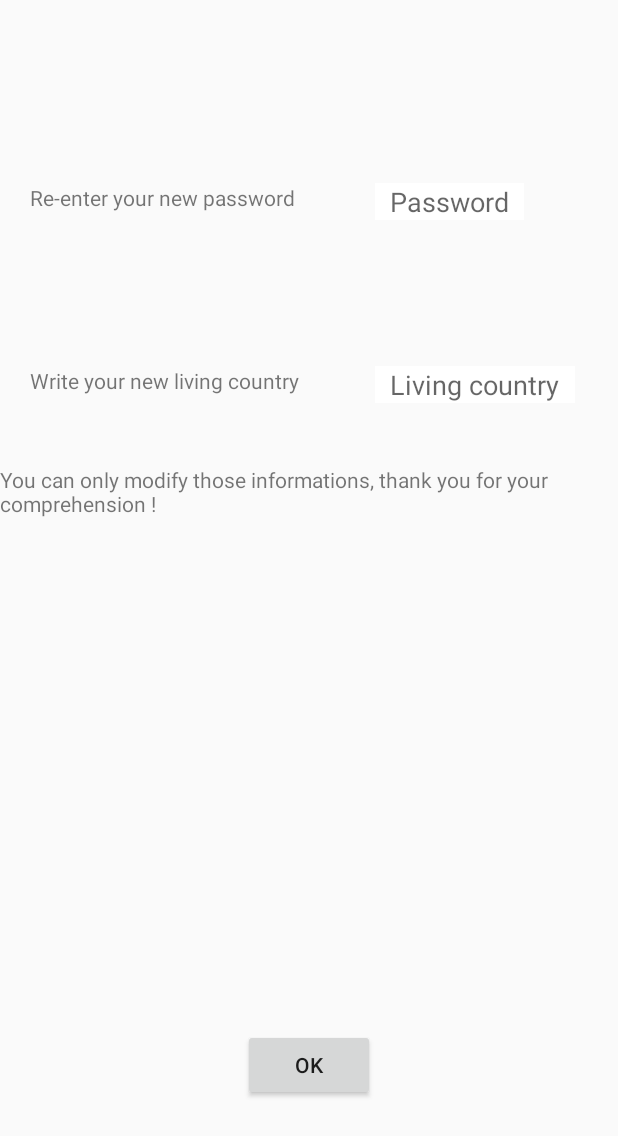
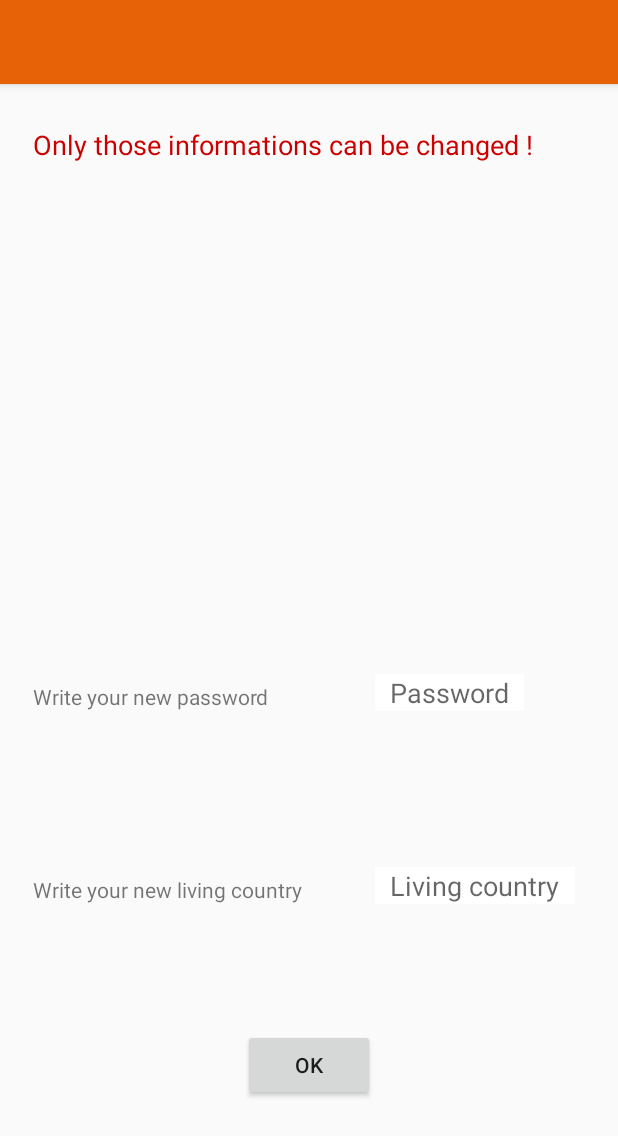
Before and after one commit to lodykas/LINSIF1225-GroupeV-EZMeal, an Android app: the ModifyProfileActivity screen opened directly, with no data from a screen before it, on a phone screen of 412 x 824 dp. Shown: the top 1136 px of the screen. Run offline under Robolectric (Android 15) with nearby library versions, the light colour scheme and no system bars.

Commit message:
Confirm Password lors de creation

```diff
--- a/EZMeal/app/src/main/AndroidManifest.xml
+++ b/EZMeal/app/src/main/AndroidManifest.xml
@@ -39,7 +39,10 @@
             android:name="com.google.android.gms.version"
             android:value="@integer/google_play_services_version" />
 
-        <activity android:name=".ModifyProfileActivity" />
+        <activity
+            android:name=".ModifyProfileActivity"
+            android:label="@string/title_activity_modify_profile"
+            />
         <activity
             android:name=".Menuetage"
             android:label="@string/title_activity_menuetage"
--- a/EZMeal/app/src/main/java/com/lsinf1225/ezmeal/ezmeal/CreateProfileActivity.java
+++ b/EZMeal/app/src/main/java/com/lsinf1225/ezmeal/ezmeal/CreateProfileActivity.java
@@ -33,14 +33,17 @@ public class CreateProfileActivity extends AppCompatActivity {
                 //I get all the data the user entered
                 String usermail = ((EditText) findViewById(R.id.usermailedit)).getText().toString();
                 String password = ((EditText) findViewById(R.id.passwordedit)).getText().toString();
+                String password2 = ((EditText) findViewById(R.id.passwordedit2)).getText().toString();
                 RadioGroup sex = (RadioGroup) findViewById(R.id.sexSelect);
                 RadioButton sexB = (RadioButton) findViewById(sex.getCheckedRadioButtonId());
                 String birth = ((EditText) findViewById(R.id.birthedit)).getText().toString();
                 String country = ((EditText) findViewById(R.id.countryedit)).getText().toString();
                 String oriCountry = ((EditText) findViewById(R.id.origincountryedit)).getText().toString();
 
-                if (usermail == " " || password == " " || birth == " " || country == " " || oriCountry == " " || sexB == null){
+                if (usermail == " " || password == " " || password2 == " " || birth == " " || country == " " || oriCountry == " " || sexB == null){
                     Toast.makeText(getApplicationContext(), "All fields are mandatory!", 3000).show();
+                } else if (!(password.equals(password2))) {
+                    Toast.makeText(getApplicationContext(), "Password not match !", 3000).show();
                 }
                 else {//if everything's complete, I create the object and update the database
                     User user = new User(usermail, sexB.getText().charAt(0), password, birth, country, oriCountry);
--- a/EZMeal/app/src/main/res/layout/activity_modify_profile.xml
+++ b/EZMeal/app/src/main/res/layout/activity_modify_profile.xml
@@ -9,26 +9,26 @@
         android:id="@+id/passwordedit2"
         android:layout_width="wrap_content"
         android:layout_height="wrap_content"
-        android:layout_marginTop="122dp"
         android:background="@color/white"
         android:hint="@string/password"
         android:inputType="textPassword"
         android:paddingLeft="10dp"
         android:paddingRight="10dp"
-        android:layout_alignParentTop="true"
-        android:layout_toRightOf="@+id/button201" />
+        android:layout_alignBottom="@+id/passwordlog"
+        android:layout_alignLeft="@+id/countryedit2"
+        android:layout_alignStart="@+id/countryedit2" />
 
     <TextView
         android:id="@+id/passwordlog"
         android:layout_width="wrap_content"
         android:layout_height="wrap_content"
-        android:text="Re-enter your new password "
-        android:layout_marginLeft="20dp"
-        android:layout_marginStart="20dp"
-        android:layout_alignBottom="@+id/passwordedit2"
+        android:text="Write your new password "
+        android:layout_marginLeft="22dp"
+        android:layout_marginStart="22dp"
+        android:layout_above="@+id/countryedit2"
         android:layout_alignParentLeft="true"
         android:layout_alignParentStart="true"
-        android:layout_alignTop="@+id/passwordedit2" />
+        android:layout_marginBottom="104dp" />
 
     <!-- get birthday de user-->
 
@@ -36,15 +36,15 @@
         android:id="@+id/countryedit2"
         android:layout_width="wrap_content"
         android:layout_height="wrap_content"
-        android:layout_marginTop="97dp"
         android:background="@color/white"
         android:hint="@string/country"
         android:inputType="text"
         android:paddingLeft="10dp"
         android:paddingRight="10dp"
-        android:layout_below="@+id/passwordedit2"
-        android:layout_alignLeft="@+id/passwordedit2"
-        android:layout_alignStart="@+id/passwordedit2" />
+        android:layout_above="@+id/button201"
+        android:layout_toRightOf="@+id/button201"
+        android:layout_toEndOf="@+id/button201"
+        android:layout_marginBottom="83dp" />
     <!-- get living country de user-->
 
     <TextView
@@ -52,10 +52,8 @@
         android:layout_width="wrap_content"
         android:layout_height="wrap_content"
         android:text="Write your new living country"
-        android:layout_alignTop="@+id/countryedit2"
-        android:layout_alignLeft="@+id/passwordlog"
-        android:layout_alignStart="@+id/passwordlog"
-        android:layout_alignBottom="@+id/countryedit2" />
+        android:layout_alignBottom="@+id/countryedit2"
+        android:layout_alignLeft="@+id/passwordlog" />
 
     <Button
         android:id="@+id/button201"
@@ -70,13 +68,43 @@
         android:id="@+id/Messageformodifprofil"
         android:layout_width="match_parent"
         android:layout_height="wrap_content"
+        android:layout_alignEnd="@+id/countryedit2"
+        android:layout_alignLeft="@+id/passwordlog"
+        android:layout_alignParentTop="true"
+        android:layout_alignRight="@+id/countryedit2"
+        android:layout_alignStart="@+id/passwordlog"
+        android:layout_centerHorizontal="true"
+        android:layout_marginTop="84dp"
         android:ems="10"
-        android:text="You can only modify those informations, thank you for your comprehension !"
-        android:layout_below="@+id/country"
-        android:layout_marginTop="41dp"
-        android:layout_alignParentRight="true"
-        android:layout_alignParentEnd="true"
-        android:layout_alignParentLeft="true"
-        android:layout_alignParentStart="true" />
+        android:text="Only those informations can be changed !"
+        android:textColor="@android:color/holo_red_dark"
+        android:textSize="18sp" />
+
+    <android.support.design.widget.CoordinatorLayout xmlns:android="http://schemas.android.com/apk/res/android"
+        xmlns:app="http://schemas.android.com/apk/res-auto"
+        xmlns:tools="http://schemas.android.com/tools"
+        android:layout_width="match_parent"
+        android:layout_height="match_parent"
+        tools:context="com.lsinf1225.ezmeal.ezmeal.ModifyProfileActivity">
+
+        <android.support.design.widget.AppBarLayout
+            android:layout_width="match_parent"
+            android:layout_height="wrap_content"
+            android:theme="@style/AppBarOverlay">
+
+            <android.support.v7.widget.Toolbar
+                android:id="@+id/toolbar"
+                android:layout_width="match_parent"
+                android:layout_height="?attr/actionBarSize"
+                android:background="@color/colorAccent"
+                app:popupTheme="@style/PopupOverlay" />
+
+        </android.support.design.widget.AppBarLayout>
+
+        <include layout="@layout/content_menuetage"
+            android:id="@+id/include" />
+
+    </android.support.design.widget.CoordinatorLayout>
+
 
 </RelativeLayout>
--- a/EZMeal/app/src/main/res/values/strings.xml
+++ b/EZMeal/app/src/main/res/values/strings.xml
@@ -8,6 +8,7 @@
     <string name="birthday">Birthday</string>
     <string name="createsuccess">Bienvenue, %1$s!</string>
     <string name="title_activity_menuetage">EZMeal</string>
+    <string name="title_activity_modify_profile">Modify Profile</string>
     <string-array name="allergens">
         <item>None</item>
         <item>Lactose</item>
```
Also changed, not shown: EZMeal/app/src/main/res/layout/activity_createprofile.xml (+28 -6 lines).
